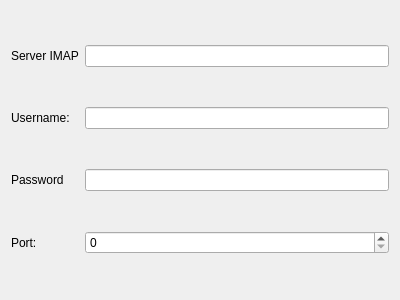
This is sieveeditor/ui/serversievesettings.ui in KDE/kdepim as Qt 5 draws it before an edit. The edited form follows.
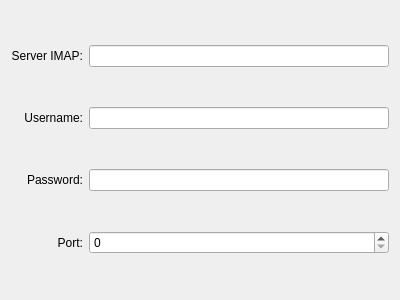
This is the edited form.

Commit message: Fix alignment. Fix size

```diff
--- a/sieveeditor/ui/serversievesettings.ui
+++ b/sieveeditor/ui/serversievesettings.ui
@@ -17,7 +17,10 @@
    <item row="0" column="0">
     <widget class="QLabel" name="label">
      <property name="text">
-      <string>Server IMAP</string>
+      <string>Server IMAP:</string>
+     </property>
+     <property name="alignment">
+      <set>Qt::AlignRight|Qt::AlignTrailing|Qt::AlignVCenter</set>
      </property>
     </widget>
    </item>
@@ -29,6 +32,9 @@
      <property name="text">
       <string>Username:</string>
      </property>
+     <property name="alignment">
+      <set>Qt::AlignRight|Qt::AlignTrailing|Qt::AlignVCenter</set>
+     </property>
     </widget>
    </item>
    <item row="1" column="1">
@@ -37,7 +43,10 @@
    <item row="2" column="0">
     <widget class="QLabel" name="label_4">
      <property name="text">
-      <string>Password</string>
+      <string>Password:</string>
+     </property>
+     <property name="alignment">
+      <set>Qt::AlignRight|Qt::AlignTrailing|Qt::AlignVCenter</set>
      </property>
     </widget>
    </item>
@@ -53,6 +62,9 @@
      <property name="text">
       <string>Port:</string>
      </property>
+     <property name="alignment">
+      <set>Qt::AlignRight|Qt::AlignTrailing|Qt::AlignVCenter</set>
+     </property>
     </widget>
    </item>
    <item row="3" column="1">
```
The commit also changes 1 other file.
